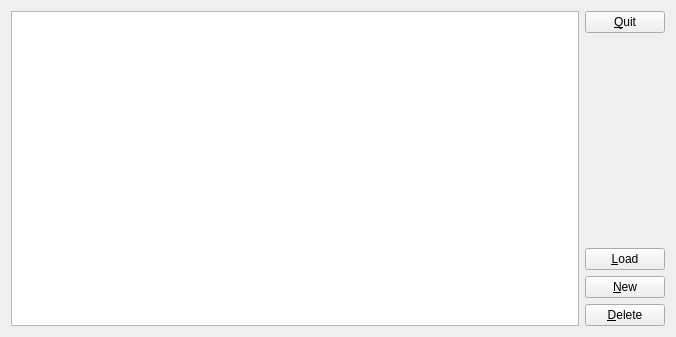
Above: src/ui/DatabaseBrowser.ui from wnt-zhp/zarlock-cpp before the change. Below: the same form after it.
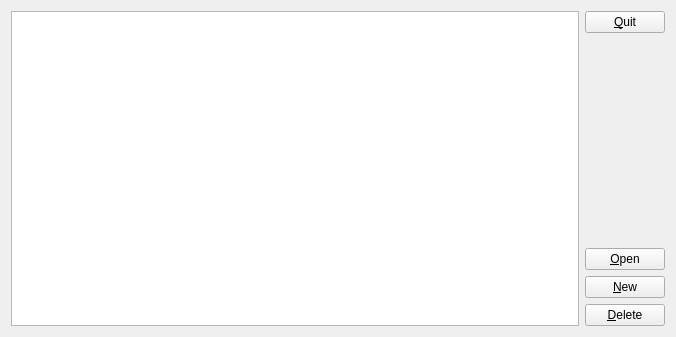
That is the form after the change.

What changed in the file:
```diff
--- a/src/ui/DatabaseBrowser.ui
+++ b/src/ui/DatabaseBrowser.ui
@@ -42,7 +42,7 @@
      <item>
       <widget class="QPushButton" name="dbb_load">
        <property name="text">
-        <string>&amp;Load</string>
+        <string>&amp;Open</string>
        </property>
       </widget>
      </item>
```
Left out of the diff: 2 changed lines with no effect on the pictures.
